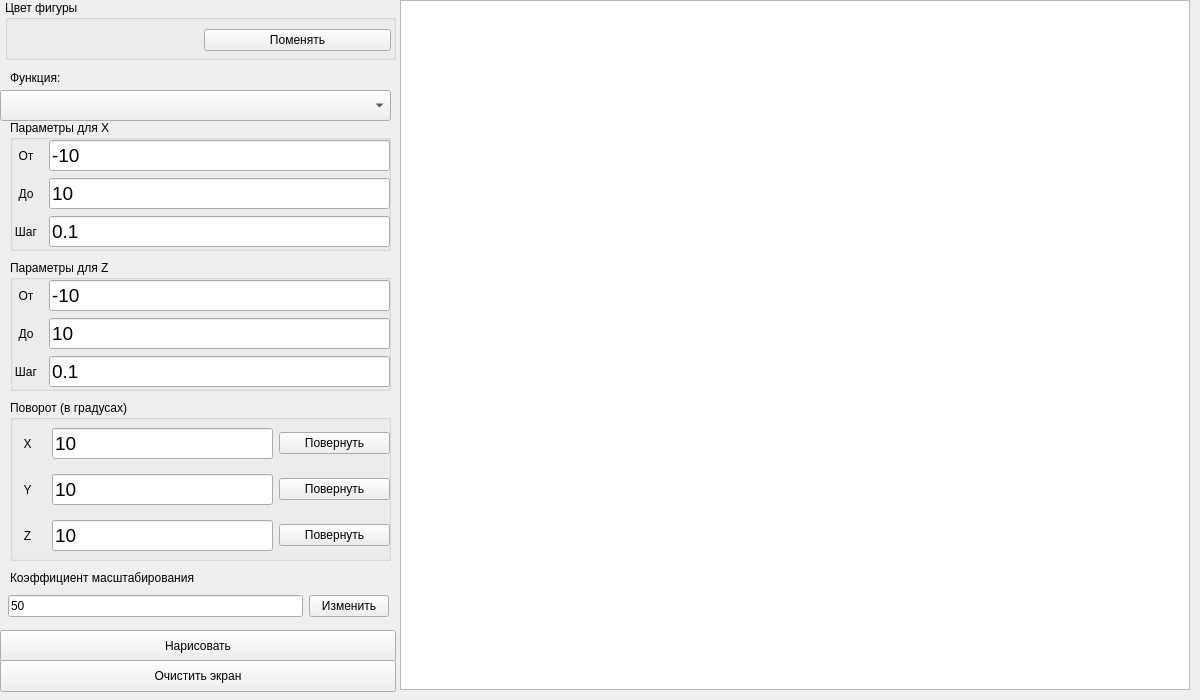
This is Computer_graphics/lab_10/mainwindow.ui in SerPan23/BMSTU_SEM_4 as Qt 5 draws it before an edit. The edited form follows.
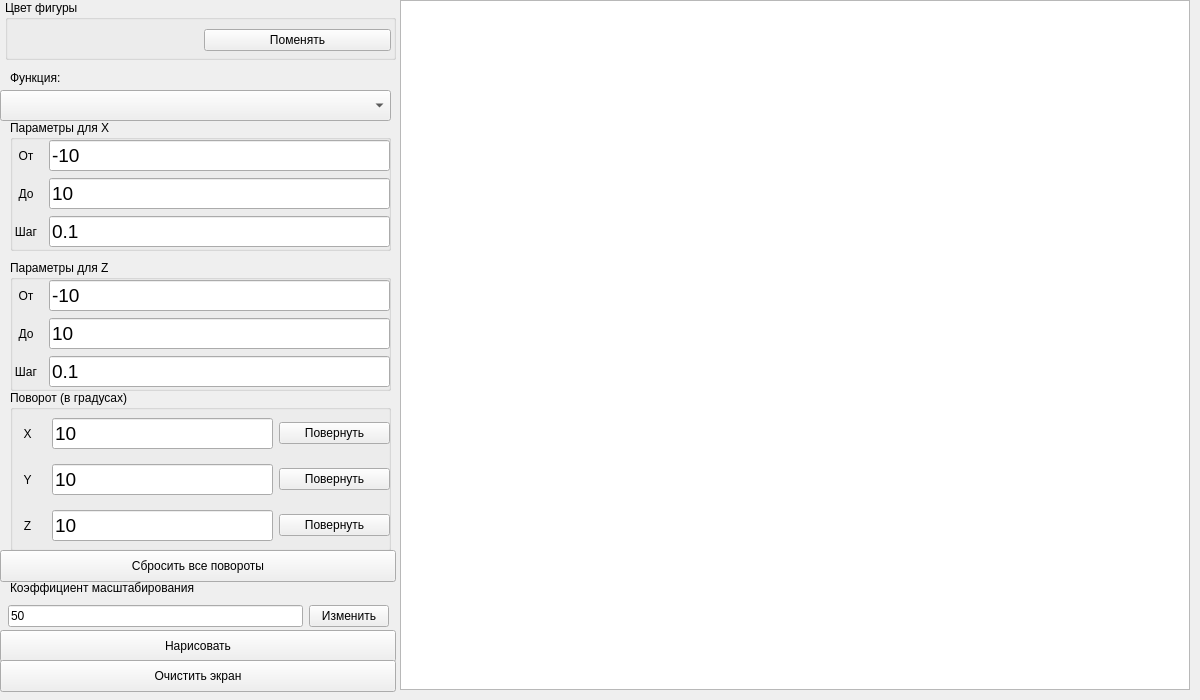
This is the edited form.

What changed in the file:
```diff
--- a/Computer_graphics/lab_10/mainwindow.ui
+++ b/Computer_graphics/lab_10/mainwindow.ui
@@ -336,7 +336,7 @@
     <property name="geometry">
      <rect>
       <x>10</x>
-      <y>400</y>
+      <y>390</y>
       <width>381</width>
       <height>161</height>
      </rect>
@@ -460,7 +460,7 @@
     <property name="geometry">
      <rect>
       <x>8</x>
-      <y>590</y>
+      <y>600</y>
       <width>381</width>
       <height>33</height>
      </rect>
@@ -486,7 +486,7 @@
     <property name="geometry">
      <rect>
       <x>10</x>
-      <y>570</y>
+      <y>580</y>
       <width>201</width>
       <height>16</height>
      </rect>
@@ -495,6 +495,19 @@
      <string>Коэффициент масштабирования</string>
     </property>
    </widget>
+   <widget class="QPushButton" name="btn_reset_angles">
+    <property name="geometry">
+     <rect>
+      <x>0</x>
+      <y>550</y>
+      <width>396</width>
+      <height>32</height>
+     </rect>
+    </property>
+    <property name="text">
+     <string>Сбросить все повороты</string>
+    </property>
+   </widget>
   </widget>
  </widget>
  <resources/>
```
